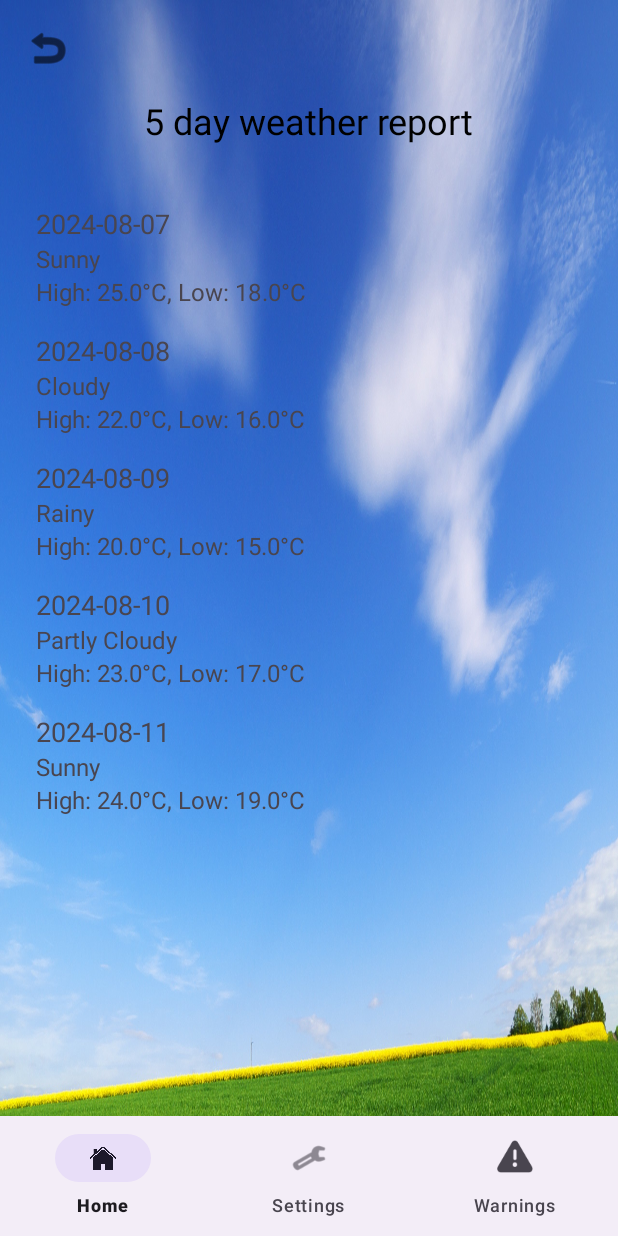
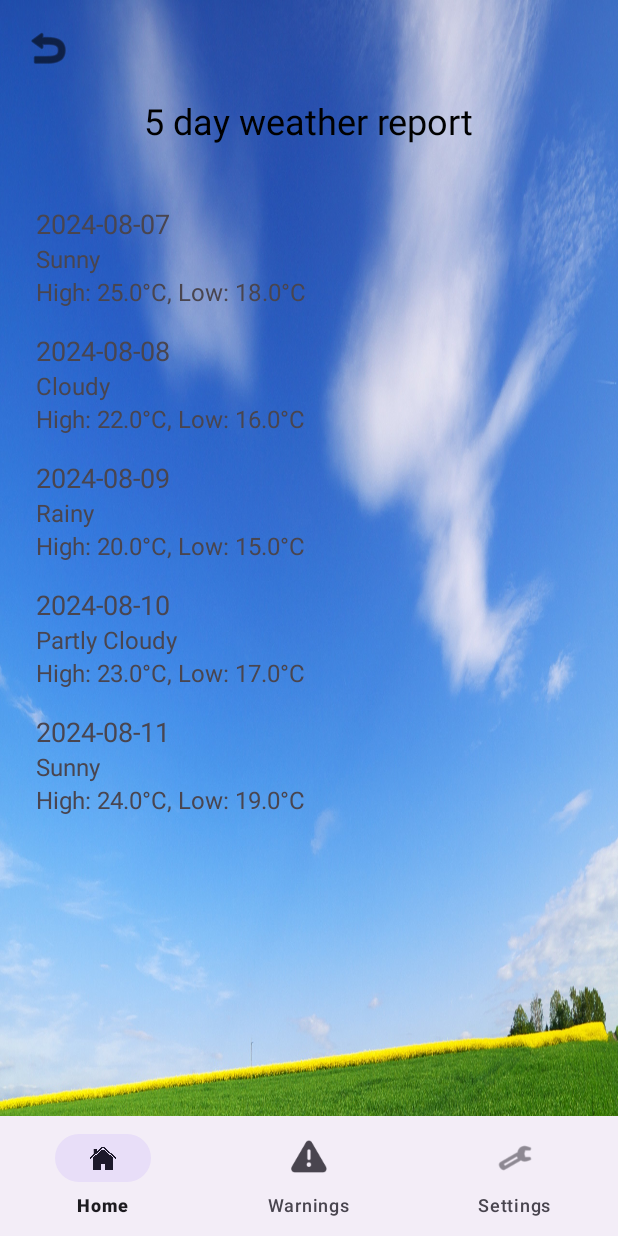
Before and after one commit to TimoMasztalerz/WetterApp, an Android app: the ForecastFragment screen opened through its navigation route, on a phone screen of 412 x 824 dp. Run offline under Robolectric (Android 15) with nearby library versions, the light colour scheme and no system bars; our stand-ins replace Room's generated code, navigation-ui.

Commit message:
09.08.2024

```diff
--- a/app/build.gradle.kts
+++ b/app/build.gradle.kts
@@ -2,6 +2,7 @@ plugins {
     id("com.android.application")
     id("org.jetbrains.kotlin.android")
     id("androidx.navigation.safeargs.kotlin")
+    id ("org.jetbrains.kotlin.kapt")
 }
 
 
@@ -44,7 +45,12 @@ android {
 
 dependencies {
     implementation ("androidx.lifecycle:lifecycle-viewmodel-ktx:2.6.1")
+    implementation ("androidx.room:room-runtime:2.6.1")
 
+    // Room Compiler
+    implementation ("androidx.room:room-ktx:2.6.1")
+
+    kapt ("androidx.room:room-compiler:2.6.1")
     implementation ("com.squareup.retrofit2:retrofit:2.9.0")
     implementation ("com.squareup.retrofit2:converter-moshi:2.9.0")
     implementation ("com.squareup.moshi:moshi:1.12.0")
--- a/app/src/main/java/com/example/wetterapp/ForecastFragment.kt
+++ /dev/null
@@ -1,69 +0,0 @@
-package com.example.wetterapp
-
-import android.content.Context
-import android.os.Bundle
-import android.view.LayoutInflater
-import android.view.View
-import android.view.ViewGroup
-import androidx.fragment.app.Fragment
-import androidx.navigation.fragment.findNavController
-import androidx.recyclerview.widget.LinearLayoutManager
-import com.example.wetterapp.data.Forecast
-import com.example.wetterapp.databinding.FragmentForecastBinding
-import com.example.wetterapp.ui.ForecastAdapter
-
-class ForecastFragment : Fragment() {
-
-    private var _binding: FragmentForecastBinding? = null
-    private val binding get() = _binding!!
-
-    override fun onCreateView(
-        inflater: LayoutInflater, container: ViewGroup?,
-        savedInstanceState: Bundle?
-    ): View? {
-        _binding = FragmentForecastBinding.inflate(inflater, container, false)
-        return binding.root
-    }
-
-    override fun onViewCreated(view: View, savedInstanceState: Bundle?) {
-        super.onViewCreated(view, savedInstanceState)
-
-        binding.recyclerViewForecast.layoutManager = LinearLayoutManager(requireContext())
-
-        setupBackButton()
-//hole die Preferences aus dem SettingsFragment für die temperatur anzeige C oder F
-        val sharedPreferences = requireContext().getSharedPreferences("settings", Context.MODE_PRIVATE)
-        val useFahrenheit = sharedPreferences.getBoolean("useFahrenheit", false)
-
-        // Beispiel data
-        val exampleData = listOf(
-            Forecast("2024-08-07", 25.0, 18.0, "Sunny"),
-            Forecast("2024-08-08", 22.0, 16.0, "Cloudy"),
-            Forecast("2024-08-09", 20.0, 15.0, "Rainy"),
-            Forecast("2024-08-10", 23.0, 17.0, "Partly Cloudy"),
-            Forecast("2024-08-11", 24.0, 19.0, "Sunny")
-        )
-//umgewandelte Temperaturen
-        val convertedData = exampleData.map { forecast ->
-            val maxTemp = if (useFahrenheit) convertCelsiusToFahrenheit(forecast.maxTemp) else forecast.maxTemp
-            val minTemp = if (useFahrenheit) convertCelsiusToFahrenheit(forecast.minTemp) else forecast.minTemp
-            forecast.copy(maxTemp = maxTemp, minTemp = minTemp)
-        }
-
-        binding.recyclerViewForecast.adapter = ForecastAdapter(convertedData, useFahrenheit)
-    }
-
-    private fun setupBackButton() {
-        binding.buttonBack.setOnClickListener {
-            findNavController().navigateUp()
-        }
-    }
-
-    private fun convertCelsiusToFahrenheit(celsius: Double): Double {
-        return (celsius * 9 / 5) + 32
-    }
-
-    override fun onDestroyView() {
-        super.onDestroyView()
-    }
-}
--- a/app/src/main/java/com/example/wetterapp/data/Forecast.kt
+++ b/app/src/main/java/com/example/wetterapp/data/NetworkForecast.kt
@@ -1,6 +1,6 @@
 package com.example.wetterapp.data
 //5 Tage vorschau
-data class Forecast(
+data class NetworkForecast(
     val date: String,
     val maxTemp: Double,
     val minTemp: Double,
--- /dev/null
+++ b/app/src/main/java/com/example/wetterapp/fragmente/ForecastFragment.kt
@@ -0,0 +1,87 @@
+package com.example.wetterapp.fragmente
+
+import android.content.Context
+import android.os.Bundle
+import android.view.LayoutInflater
+import android.view.View
+import android.view.ViewGroup
+import androidx.fragment.app.Fragment
+import androidx.lifecycle.lifecycleScope
+import androidx.navigation.fragment.findNavController
+import androidx.recyclerview.widget.LinearLayoutManager
+import com.example.wetterapp.databinding.FragmentForecastBinding
+import com.example.wetterapp.localdata.AppDatabase
+import com.example.wetterapp.localdata.Forecast
+import com.example.wetterapp.localdata.ForecastDao
+import com.example.wetterapp.ui.ForecastAdapter
+import kotlinx.coroutines.launch
+
+class ForecastFragment : Fragment() {
+
+    private var _binding: FragmentForecastBinding? = null
+    private val binding get() = _binding!!
+
+    private lateinit var forecastDao: ForecastDao
+
+    override fun onCreateView(
+        inflater: LayoutInflater, container: ViewGroup?,
+        savedInstanceState: Bundle?
+    ): View? {
+        _binding = FragmentForecastBinding.inflate(inflater, container, false)
+        return binding.root
+    }
+
+    override fun onViewCreated(view: View, savedInstanceState: Bundle?) {
+        super.onViewCreated(view, savedInstanceState)
+
+        binding.recyclerViewForecast.layoutManager = LinearLayoutManager(requireContext())
+
+        setupBackButton()
+
+        val sharedPreferences = requireContext().getSharedPreferences("settings", Context.MODE_PRIVATE)
+        val useFahrenheit = sharedPreferences.getBoolean("useFahrenheit", false)
+
+        val db = AppDatabase.getDatabase(requireContext())
+        forecastDao = db.forecastDao()
+
+        viewLifecycleOwner.lifecycleScope.launch {
+            saveForecasts(forecastDao)
+
+            val forecasts = forecastDao.getAllForecasts()
+
+            val convertedData = forecasts.map { forecast ->
+                val maxTemp = if (useFahrenheit) convertCelsiusToFahrenheit(forecast.maxTemp) else forecast.maxTemp
+                val minTemp = if (useFahrenheit) convertCelsiusToFahrenheit(forecast.minTemp) else forecast.minTemp
+                forecast.copy(maxTemp = maxTemp, minTemp = minTemp)
+            }
+
+            binding.recyclerViewForecast.adapter = ForecastAdapter(convertedData, useFahrenheit)
+        }
+    }
+
+    private suspend fun saveForecasts(forecastDao: ForecastDao) {
+        val exampleData = listOf(
+            Forecast(date = "2024-08-07", maxTemp = 25.0, minTemp = 18.0, weatherCondition = "Sunny"),
+            Forecast(date = "2024-08-08", maxTemp = 22.0, minTemp = 16.0, weatherCondition = "Cloudy"),
+            Forecast(date = "2024-08-09", maxTemp = 20.0, minTemp = 15.0, weatherCondition = "Rainy"),
+            Forecast(date = "2024-08-10", maxTemp = 23.0, minTemp = 17.0, weatherCondition = "Partly Cloudy"),
+            Forecast(date = "2024-08-11", maxTemp = 24.0, minTemp = 19.0, weatherCondition = "Sunny")
+        )
+        forecastDao.insertAll(exampleData)
+    }
+
+    private fun setupBackButton() {
+        binding.buttonBack.setOnClickListener {
+            findNavController().navigateUp()
+        }
+    }
+
+    private fun convertCelsiusToFahrenheit(celsius: Double): Double {
+        return (celsius * 9 / 5) + 32
+    }
+
+    override fun onDestroyView() {
+        super.onDestroyView()
+        _binding = null
+    }
+}
--- a/app/src/main/java/com/example/wetterapp/LocationFragment.kt
+++ b/app/src/main/java/com/example/wetterapp/fragmente/LocationFragment.kt
@@ -1,4 +1,4 @@
-package com.example.wetterapp
+package com.example.wetterapp.fragmente
 
 import android.os.Bundle
 import android.view.LayoutInflater
@@ -8,6 +8,7 @@ import android.widget.ArrayAdapter
 import androidx.fragment.app.Fragment
 import androidx.fragment.app.activityViewModels
 import androidx.navigation.fragment.findNavController
+import com.example.wetterapp.R
 import com.example.wetterapp.databinding.FragmentLocationBinding
 import com.example.wetterapp.model.WeatherViewModel
 
@@ -33,7 +34,7 @@ class LocationFragment : Fragment() {
 //binde die städte an den Spinner
         viewModel.cities.observe(viewLifecycleOwner) { cities ->
             val cityNames = cities.map { it.name }
-            val adapter = ArrayAdapter(requireContext(), R.layout.location_spinner_item, cityNames)
+            val adapter = ArrayAdapter(requireContext(), R.layout.spinner_item, cityNames)
             adapter.setDropDownViewResource(android.R.layout.simple_spinner_dropdown_item)
             binding.citySpinner.adapter = adapter
         }
--- a/app/src/main/java/com/example/wetterapp/SettingsFragment.kt
+++ b/app/src/main/java/com/example/wetterapp/fragmente/SettingsFragment.kt
@@ -1,4 +1,4 @@
-package com.example.wetterapp
+package com.example.wetterapp.fragmente
 
 import android.content.Context
 import android.content.SharedPreferences
--- a/app/src/main/java/com/example/wetterapp/WarningFragment.kt
+++ b/app/src/main/java/com/example/wetterapp/fragmente/WarningFragment.kt
@@ -1,4 +1,4 @@
-package com.example.wetterapp
+package com.example.wetterapp.fragmente
 
 import android.os.Bundle
 import android.view.LayoutInflater
--- a/app/src/main/java/com/example/wetterapp/WeatherFragment.kt
+++ b/app/src/main/java/com/example/wetterapp/fragmente/WeatherFragment.kt
@@ -1,4 +1,4 @@
-package com.example.wetterapp
+package com.example.wetterapp.fragmente
 
 import android.content.Context
 import android.os.Bundle
@@ -8,6 +8,7 @@ import android.view.ViewGroup
 import androidx.fragment.app.Fragment
 import androidx.fragment.app.activityViewModels
 import androidx.navigation.fragment.findNavController
+import com.example.wetterapp.R
 import com.example.wetterapp.databinding.FragmentWeatherBinding
 import com.example.wetterapp.model.WeatherViewModel
 
--- /dev/null
+++ b/app/src/main/java/com/example/wetterapp/localdata/AppDatabase.kt
@@ -0,0 +1,27 @@
+package com.example.wetterapp.localdata
+import android.content.Context
+import androidx.room.Database
+import androidx.room.Room
+import androidx.room.RoomDatabase
+
+@Database(entities = [Forecast::class], version = 1)
+abstract class AppDatabase : RoomDatabase() {
+    abstract fun forecastDao(): ForecastDao
+
+    companion object {
+        @Volatile
+        private var INSTANCE: AppDatabase? = null
+
+        fun getDatabase(context: Context): AppDatabase {
+            return INSTANCE ?: synchronized(this) {
+                val instance = Room.databaseBuilder(
+                    context.applicationContext,
+                    AppDatabase::class.java,
+                    "app_database"
+                ).build()
+                INSTANCE = instance
+                instance
+            }
+        }
+    }
+}
--- /dev/null
+++ b/app/src/main/java/com/example/wetterapp/localdata/Weather.kt
@@ -0,0 +1,24 @@
+
+package com.example.wetterapp.localdata
+
+import androidx.room.Entity
+import androidx.room.PrimaryKey
+
+@Entity(tableName = "warnings")
+data class Warning(
+    @PrimaryKey(autoGenerate = true) val id: Int = 0,
+    val message: String
+)
+
+
+
+
+@Entity
+data class Forecast(
+    @PrimaryKey(autoGenerate = true)
+    val id: Int = 0,
+    val date: String,
+    val maxTemp: Double,
+    val minTemp: Double,
+    val weatherCondition: String
+)
--- /dev/null
+++ b/app/src/main/java/com/example/wetterapp/localdata/WeatherDao.kt
@@ -0,0 +1,27 @@
+package com.example.wetterapp.localdata
+
+import androidx.room.Dao
+import androidx.room.Insert
+import androidx.room.Query
+
+class Dao {
+}
+
+
+@Dao
+interface WarningDao {
+    @Insert
+    suspend fun insert(warning: Warning)
+
+    @Query("SELECT * FROM warnings")
+    suspend fun getAllWarnings(): List<Warning>
+}
+
+@Dao
+interface ForecastDao {
+    @Insert
+    suspend fun insertAll(forecasts: List<Forecast>)
+
+    @Query("SELECT * FROM forecast")
+    suspend fun getAllForecasts(): List<Forecast>
+}
--- a/app/src/main/java/com/example/wetterapp/network/WeatherApiService.kt
+++ b/app/src/main/java/com/example/wetterapp/network/WeatherApiService.kt
@@ -1,6 +1,5 @@
 package com.example.wetterapp.network
 
-import com.example.wetterapp.data.Forecast
 import retrofit2.http.GET
 import retrofit2.http.Header
 import retrofit2.http.Path
--- a/app/src/main/java/com/example/wetterapp/ui/ForecastAdapter.kt
+++ b/app/src/main/java/com/example/wetterapp/ui/ForecastAdapter.kt
@@ -6,7 +6,7 @@ import android.view.ViewGroup
 import android.widget.TextView
 import androidx.recyclerview.widget.RecyclerView
 import com.example.wetterapp.R
-import com.example.wetterapp.data.Forecast
+import com.example.wetterapp.localdata.Forecast
 
 class ForecastAdapter(
     private val forecastList: List<Forecast>,
--- a/app/src/main/res/layout/fragment_location.xml
+++ b/app/src/main/res/layout/fragment_location.xml
@@ -32,6 +32,7 @@
         android:backgroundTint="@android:color/holo_blue_light"
         android:elevation="4dp"
         android:padding="12dp"
+
         android:text="Wetter abrufen"
         android:textColor="@android:color/white"
         android:layout_gravity="center_horizontal" />
--- a/app/src/main/res/layout/fragment_weather.xml
+++ b/app/src/main/res/layout/fragment_weather.xml
@@ -2,8 +2,8 @@
     xmlns:app="http://schemas.android.com/apk/res-auto"
     android:layout_width="match_parent"
     android:layout_height="match_parent"
-    android:padding="16dp"
-    android:orientation="vertical">
+    android:orientation="vertical"
+    android:padding="16dp">
 
     <ImageButton
         android:id="@+id/buttonBack"
@@ -17,10 +17,10 @@
     <LinearLayout
         android:layout_width="match_parent"
         android:layout_height="wrap_content"
+        android:layout_marginTop="16dp"
+        android:layout_marginBottom="32dp"
         android:gravity="center"
-        android:orientation="horizontal"
-        android:layout_marginTop="16dp"
-        android:layout_marginBottom="32dp"> <!-- Abstand vergrößert -->
+        android:orientation="horizontal"> <!-- Abstand vergrößert -->
 
         <ImageView
             android:id="@+id/imageView"
@@ -113,9 +113,10 @@
         android:id="@+id/buttonForecast"
         android:layout_width="251dp"
         android:layout_height="50dp"
+        android:layout_gravity="center_horizontal"
         android:layout_marginTop="16dp"
+        android:backgroundTint="@android:color/holo_blue_light"
         android:contentDescription="Go to Forecast"
-        android:layout_gravity="center_horizontal"
         android:text="5 day weather Report" />
 
 </LinearLayout>
--- a/app/src/main/res/layout/location_spinner_dropdown_item.xml
+++ b/app/src/main/res/layout/location_spinner_dropdown_item.xml
@@ -6,4 +6,4 @@
     android:textSize="18sp"
     android:padding="8dp"
     android:textColor="@android:color/black"
-    android:background="?android:attr/selectableItemBackground" />
+   />
--- a/app/src/main/res/menu/bottom_nav_menu.xml
+++ b/app/src/main/res/menu/bottom_nav_menu.xml
@@ -4,12 +4,15 @@
         android:id="@+id/locationFragment"
         android:icon="@drawable/pngtreevector_house_icon_4013710"
         android:title="@string/title_home" />
-    <item
-        android:id="@+id/settingsFragment"
-        android:icon="@android:drawable/ic_menu_manage"
-        android:title="@string/title_settings" />
+
     <item
         android:id="@+id/warningFragment"
         android:icon="@android:drawable/ic_dialog_alert"
         android:title="@string/title_warnings" />
+
+    <item
+        android:id="@+id/settingsFragment"
+        android:icon="@android:drawable/ic_menu_manage"
+        android:iconTint="@color/black"
+        android:title="@string/title_settings" />
 </menu>
--- a/app/src/main/res/navigation/nav_graph.xml
+++ b/app/src/main/res/navigation/nav_graph.xml
@@ -7,7 +7,7 @@
     <!-- Location Fragment -->
     <fragment
         android:id="@+id/locationFragment"
-        android:name="com.example.wetterapp.LocationFragment"
+        android:name="com.example.wetterapp.fragmente.LocationFragment"
         android:label="Standort">
         <action
             android:id="@+id/action_locationFragment_to_weatherFragment"
@@ -27,7 +27,7 @@
     <!-- Weather Fragment -->
     <fragment
         android:id="@+id/weatherFragment"
-        android:name="com.example.wetterapp.WeatherFragment"
+        android:name="com.example.wetterapp.fragmente.WeatherFragment"
         android:label="Wetter">
         <argument
             android:name="cityName"
@@ -43,17 +43,17 @@
     <!-- com.example.wetterapp.com.example.wetterapp.data.Forecast Fragment -->
     <fragment
         android:id="@+id/forecastFragment"
-        android:name="com.example.wetterapp.ForecastFragment"
+        android:name="com.example.wetterapp.fragmente.ForecastFragment"
         android:label="Forecast" />
 
     <!-- Settings Fragment -->
     <fragment
         android:id="@+id/settingsFragment"
-        android:name="com.example.wetterapp.SettingsFragment"
+        android:name="com.example.wetterapp.fragmente.SettingsFragment"
         android:label="Settings" />
 
     <fragment
         android:id="@+id/warningFragment"
-        android:name="com.example.wetterapp.WarningFragment"
+        android:name="com.example.wetterapp.fragmente.WarningFragment"
         android:label="Warnings" />
 </navigation>
```
Also changed, not shown: app/src/main/res/layout/spinner_item.xml (renamed from app/src/main/res/layout/location_spinner_item.xml).
